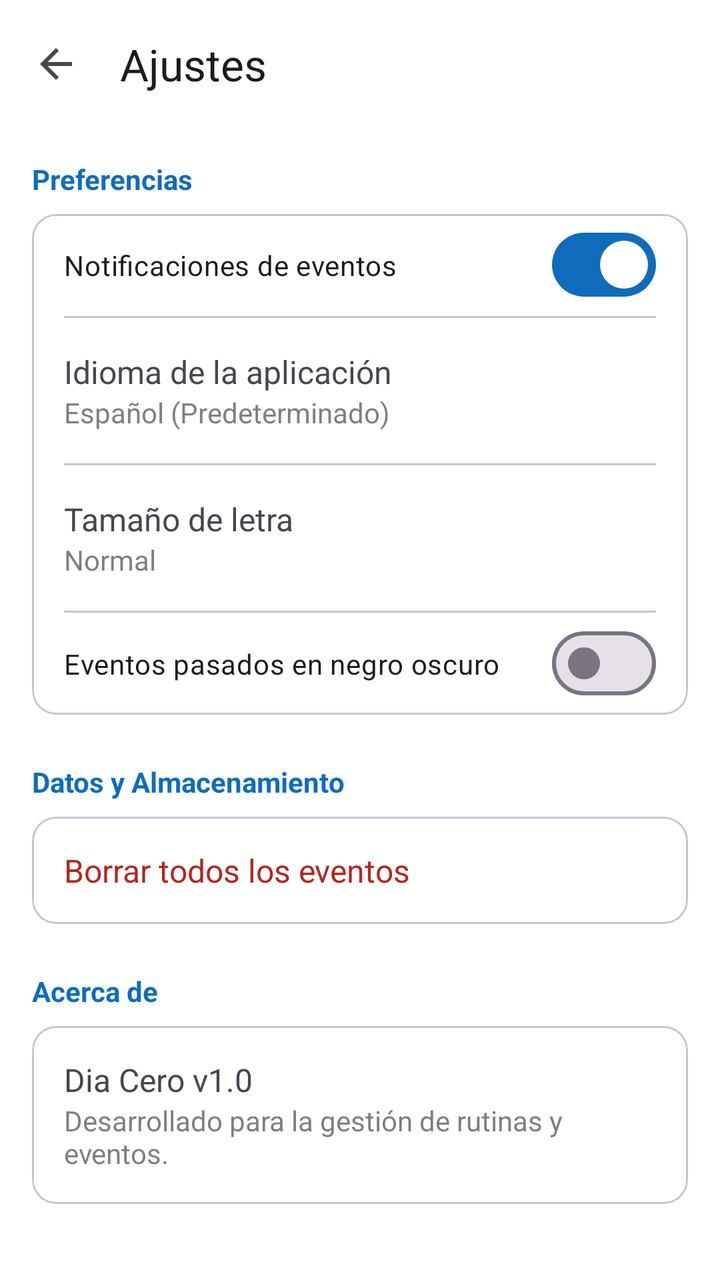
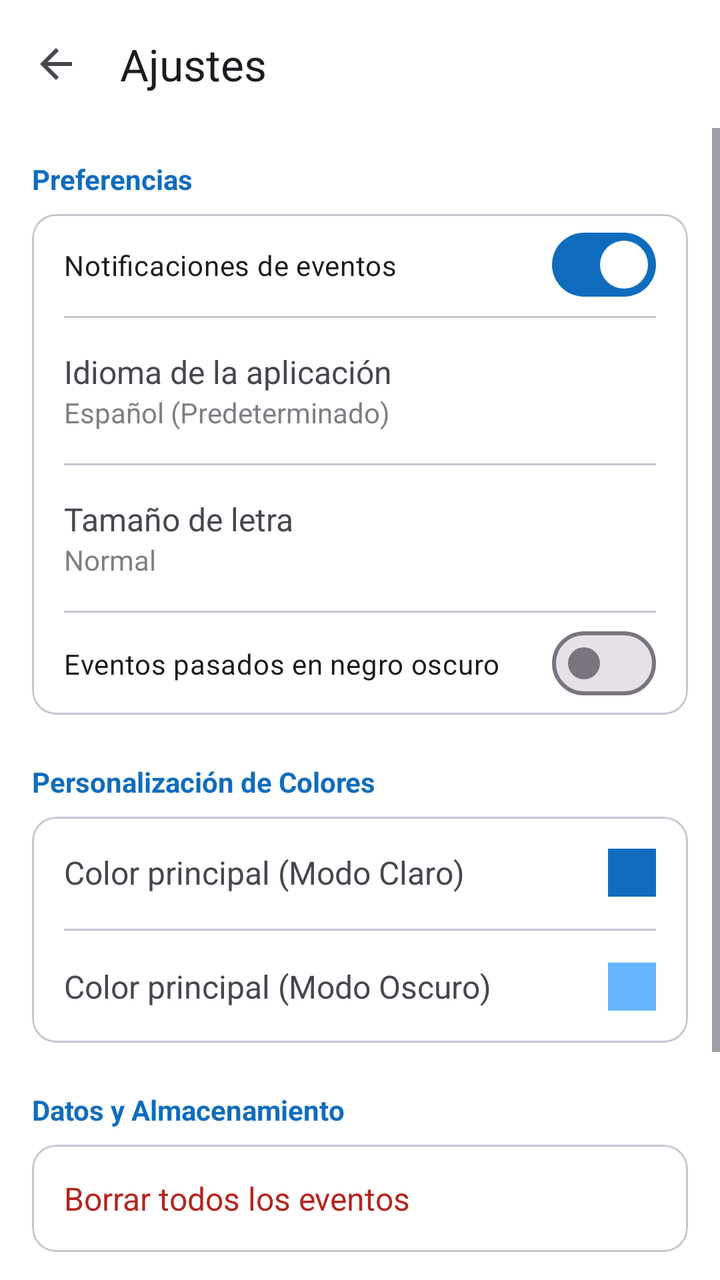

Before-and-after screenshots of an Android layout around one commit, followed by the original layout XML and the change that was made.
<!-- AndroidManifest.xml: activity theme Theme.DiaCero -->
<!-- res/layout/activity_ajustes.xml -->
<?xml version="1.0" encoding="utf-8"?>
<androidx.constraintlayout.widget.ConstraintLayout xmlns:android="http://schemas.android.com/apk/res/android"
    xmlns:app="http://schemas.android.com/apk/res-auto"
    android:layout_width="match_parent"
    android:layout_height="match_parent"
    android:background="?attr/colorSurface">

    <com.google.android.material.appbar.MaterialToolbar
        android:id="@+id/toolbarAjustes"
        android:layout_width="match_parent"
        android:layout_height="?attr/actionBarSize"
        android:background="?attr/colorSurface"
        app:title="Ajustes"
        app:navigationIcon="@drawable/ic_arrow_back"
        app:layout_constraintTop_toTopOf="parent" />

    <ScrollView
        android:layout_width="match_parent"
        android:layout_height="0dp"
        app:layout_constraintBottom_toBottomOf="parent"
        app:layout_constraintTop_toBottomOf="@id/toolbarAjustes">

        <LinearLayout
            android:layout_width="match_parent"
            android:layout_height="wrap_content"
            android:orientation="vertical"
            android:padding="16dp">

            <TextView
                android:layout_width="wrap_content"
                android:layout_height="wrap_content"
                android:text="Preferencias"
                android:textColor="?attr/colorPrimary"
                android:textStyle="bold"
                android:layout_marginBottom="8dp" />

            <com.google.android.material.card.MaterialCardView
                android:layout_width="match_parent"
                android:layout_height="wrap_content"
                app:cardCornerRadius="12dp"
                app:cardElevation="0dp"
                app:strokeWidth="1dp"
                app:strokeColor="?attr/colorOutlineVariant">

                <LinearLayout
                    android:layout_width="match_parent"
                    android:layout_height="wrap_content"
                    android:orientation="vertical">

                    <com.google.android.material.materialswitch.MaterialSwitch
                        android:id="@+id/switchNotificaciones"
                        android:layout_width="match_parent"
                        android:layout_height="wrap_content"
                        android:padding="16dp"
                        android:text="Notificaciones de eventos"
                        android:checked="true" />

                    <View
                        android:layout_width="match_parent"
                        android:layout_height="1dp"
                        android:background="?attr/colorOutlineVariant"
                        android:layout_marginHorizontal="16dp" />

                    <LinearLayout
                        android:id="@+id/btnIdioma"
                        android:layout_width="match_parent"
                        android:layout_height="wrap_content"
                        android:clickable="true"
                        android:focusable="true"
                        android:background="?attr/selectableItemBackground"
                        android:orientation="vertical"
                        android:padding="16dp">

                        <TextView
                            android:layout_width="wrap_content"
                            android:layout_height="wrap_content"
                            android:text="Idioma de la aplicación"
                            android:textSize="16sp" />
                        <TextView
                            android:layout_width="wrap_content"
                            android:layout_height="wrap_content"
                            android:text="Español (Predeterminado)"
                            android:textSize="14sp"
                            android:alpha="0.7" />
                    </LinearLayout>

                    <View
                        android:layout_width="match_parent"
                        android:layout_height="1dp"
                        android:background="?attr/colorOutlineVariant"
                        android:layout_marginHorizontal="16dp" />

                    <LinearLayout
                        android:id="@+id/btnTamanoLetra"
                        android:layout_width="match_parent"
                        android:layout_height="wrap_content"
                        android:clickable="true"
                        android:focusable="true"
                        android:background="?attr/selectableItemBackground"
                        android:orientation="vertical"
                        android:padding="16dp">

                        <TextView
                            android:layout_width="wrap_content"
                            android:layout_height="wrap_content"
                            android:text="Tamaño de letra"
                            android:textSize="16sp" />
                        <TextView
                            android:id="@+id/tvTamanoLetraActual"
                            android:layout_width="wrap_content"
                            android:layout_height="wrap_content"
                            android:text="Normal"
                            android:textSize="14sp"
                            android:alpha="0.7" />
                    </LinearLayout>

                    <View
                        android:layout_width="match_parent"
                        android:layout_height="1dp"
                        android:background="?attr/colorOutlineVariant"
                        android:layout_marginHorizontal="16dp" />

                    <com.google.android.material.materialswitch.MaterialSwitch
                        android:id="@+id/switchEventosPasados"
                        android:layout_width="match_parent"
                        android:layout_height="wrap_content"
                        android:padding="16dp"
                        android:text="Eventos pasados en negro oscuro"
                        android:checked="false" />
                </LinearLayout>
            </com.google.android.material.card.MaterialCardView>

            <TextView
                android:layout_width="wrap_content"
                android:layout_height="wrap_content"
                android:text="Datos y Almacenamiento"
                android:textColor="?attr/colorPrimary"
                android:textStyle="bold"
                android:layout_marginTop="24dp"
                android:layout_marginBottom="8dp" />

            <com.google.android.material.card.MaterialCardView
                android:layout_width="match_parent"
                android:layout_height="wrap_content"
                app:cardCornerRadius="12dp"
                app:cardElevation="0dp"
                app:strokeWidth="1dp"
                app:strokeColor="?attr/colorOutlineVariant">

                <LinearLayout
                    android:id="@+id/btnLimpiarDatos"
                    android:layout_width="match_parent"
                    android:layout_height="wrap_content"
                    android:clickable="true"
                    android:focusable="true"
                    android:background="?attr/selectableItemBackground"
                    android:padding="16dp">
                    <TextView
                        android:layout_width="wrap_content"
                        android:layout_height="wrap_content"
                        android:text="Borrar todos los eventos"
                        android:textColor="?attr/colorError"
                        android:textSize="16sp" />
                </LinearLayout>
            </com.google.android.material.card.MaterialCardView>

            <TextView
                android:layout_width="wrap_content"
                android:layout_height="wrap_content"
                android:text="Acerca de"
                android:textColor="?attr/colorPrimary"
                android:textStyle="bold"
                android:layout_marginTop="24dp"
                android:layout_marginBottom="8dp" />

            <com.google.android.material.card.MaterialCardView
                android:layout_width="match_parent"
                android:layout_height="wrap_content"
                app:cardCornerRadius="12dp"
                app:cardElevation="0dp"
                app:strokeWidth="1dp"
                app:strokeColor="?attr/colorOutlineVariant">

                <LinearLayout
                    android:layout_width="match_parent"
                    android:layout_height="wrap_content"
                    android:orientation="vertical"
                    android:padding="16dp">
                    <TextView
                        android:layout_width="wrap_content"
                        android:layout_height="wrap_content"
                        android:text="Dia Cero v1.0"
                        android:textSize="16sp" />
                    <TextView
                        android:layout_width="wrap_content"
                        android:layout_height="wrap_content"
                        android:text="Desarrollado para la gestión de rutinas y eventos."
                        android:textSize="14sp"
                        android:alpha="0.7" />
                </LinearLayout>
            </com.google.android.material.card.MaterialCardView>

        </LinearLayout>
    </ScrollView>

</androidx.constraintlayout.widget.ConstraintLayout>
<!-- resources referenced by this layout -->
<resources>
  <!-- drawable ic_arrow_back (drawable) -->
  <vector xmlns:android="http://schemas.android.com/apk/res/android"
      android:width="24dp"
      android:height="24dp"
      android:viewportWidth="24.0"
      android:viewportHeight="24.0"
      android:tint="?attr/colorControlNormal">
    <path
        android:fillColor="@android:color/white"
        android:pathData="M20,11H7.83l5.59,-5.59L12,4l-8,8 8,8 1.41,-1.41L7.83,13H20v-2z"/>
  </vector>
  <style name="Theme.DiaCero" parent="Base.Theme.DiaCero" />
  <style name="Base.Theme.DiaCero" parent="Theme.Material3.DayNight.NoActionBar">
          
          <item name="colorPrimary">@color/primary</item>
          <item name="colorOnPrimary">@color/white</item>
          <item name="colorSecondary">@color/secondary</item>
          <item name="colorOnSecondary">@color/white</item>
  
          
          <item name="android:windowBackground">@color/background</item>
          <item name="colorSurface">@color/surface</item>
          <item name="colorSurfaceVariant">@color/surface_variant</item>
          <item name="colorOnSurface">@color/text_primary</item>
          <item name="colorOnSurfaceVariant">@color/text_secondary</item>
      </style>
  <color name="primary">#0F6CBD</color>
  <color name="white">#FFFFFFFF</color>
  <color name="secondary">#00A884</color>
  <color name="background">#F2F8FF</color>
  <color name="surface">#FFFFFF</color>
  <color name="surface_variant">#E6F2FF</color>
  <color name="text_primary">#103046</color>
  <color name="text_secondary">#4E6A7A</color>
</resources>

<!-- the commit's change to res/layout/activity_ajustes.xml (unified diff, before → after) -->
@@ -133,6 +133,80 @@
             <TextView
                 android:layout_width="wrap_content"
                 android:layout_height="wrap_content"
+                android:text="Personalización de Colores"
+                android:textColor="?attr/colorPrimary"
+                android:textStyle="bold"
+                android:layout_marginTop="24dp"
+                android:layout_marginBottom="8dp" />
+
+            <com.google.android.material.card.MaterialCardView
+                android:layout_width="match_parent"
+                android:layout_height="wrap_content"
+                app:cardCornerRadius="12dp"
+                app:cardElevation="0dp"
+                app:strokeWidth="1dp"
+                app:strokeColor="?attr/colorOutlineVariant">
+
+                <LinearLayout
+                    android:layout_width="match_parent"
+                    android:layout_height="wrap_content"
+                    android:orientation="vertical">
+
+                    <LinearLayout
+                        android:id="@+id/btnColorClaro"
+                        android:layout_width="match_parent"
+                        android:layout_height="wrap_content"
+                        android:clickable="true"
+                        android:focusable="true"
+                        android:background="?attr/selectableItemBackground"
+                        android:padding="16dp"
+                        android:gravity="center_vertical">
+                        <TextView
+                            android:layout_width="0dp"
+                            android:layout_height="wrap_content"
+                            android:layout_weight="1"
+                            android:text="Color principal (Modo Claro)"
+                            android:textSize="16sp" />
+                        <View
+                            android:id="@+id/viewColorClaro"
+                            android:layout_width="24dp"
+                            android:layout_height="24dp"
+                            android:background="@color/primary" />
+                    </LinearLayout>
+
+                    <View
+                        android:layout_width="match_parent"
+                        android:layout_height="1dp"
+                        android:background="?attr/colorOutlineVariant"
+                        android:layout_marginHorizontal="16dp" />
+
+                    <LinearLayout
+                        android:id="@+id/btnColorOscuro"
+                        android:layout_width="match_parent"
+                        android:layout_height="wrap_content"
+                        android:clickable="true"
+                        android:focusable="true"
+                        android:background="?attr/selectableItemBackground"
+                        android:padding="16dp"
+                        android:gravity="center_vertical">
+                        <TextView
+                            android:layout_width="0dp"
+                            android:layout_height="wrap_content"
+                            android:layout_weight="1"
+                            android:text="Color principal (Modo Oscuro)"
+                            android:textSize="16sp" />
+                        <View
+                            android:id="@+id/viewColorOscuro"
+                            android:layout_width="24dp"
+                            android:layout_height="24dp"
+                            android:background="@color/dark_primary" />
+                    </LinearLayout>
+                </LinearLayout>
+            </com.google.android.material.card.MaterialCardView>
+
+            <TextView
+                android:layout_width="wrap_content"
+                android:layout_height="wrap_content"
                 android:text="Datos y Almacenamiento"
                 android:textColor="?attr/colorPrimary"
                 android:textStyle="bold"
<!-- resource entries referenced after the edit -->
@@ -1,5 +1,6 @@
 <!-- resources referenced by this layout -->
 <resources>
+  <color name="dark_primary">#66B5FF</color>
   <!-- drawable ic_arrow_back (drawable) -->
   <vector xmlns:android="http://schemas.android.com/apk/res/android"
       android:width="24dp"
